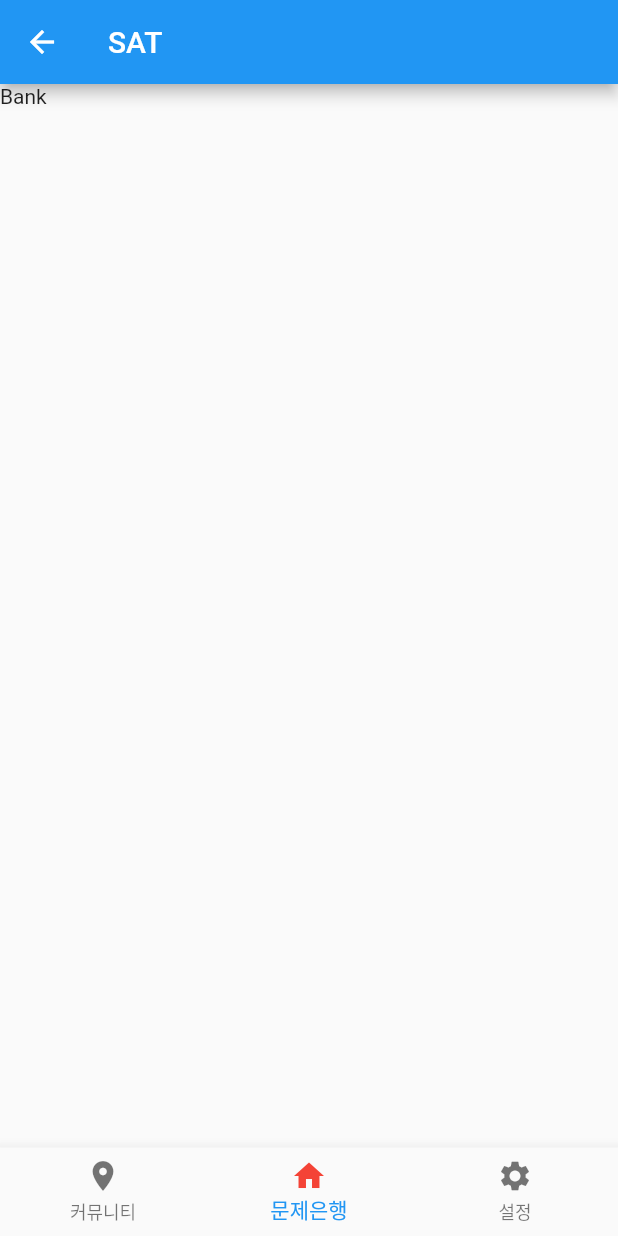
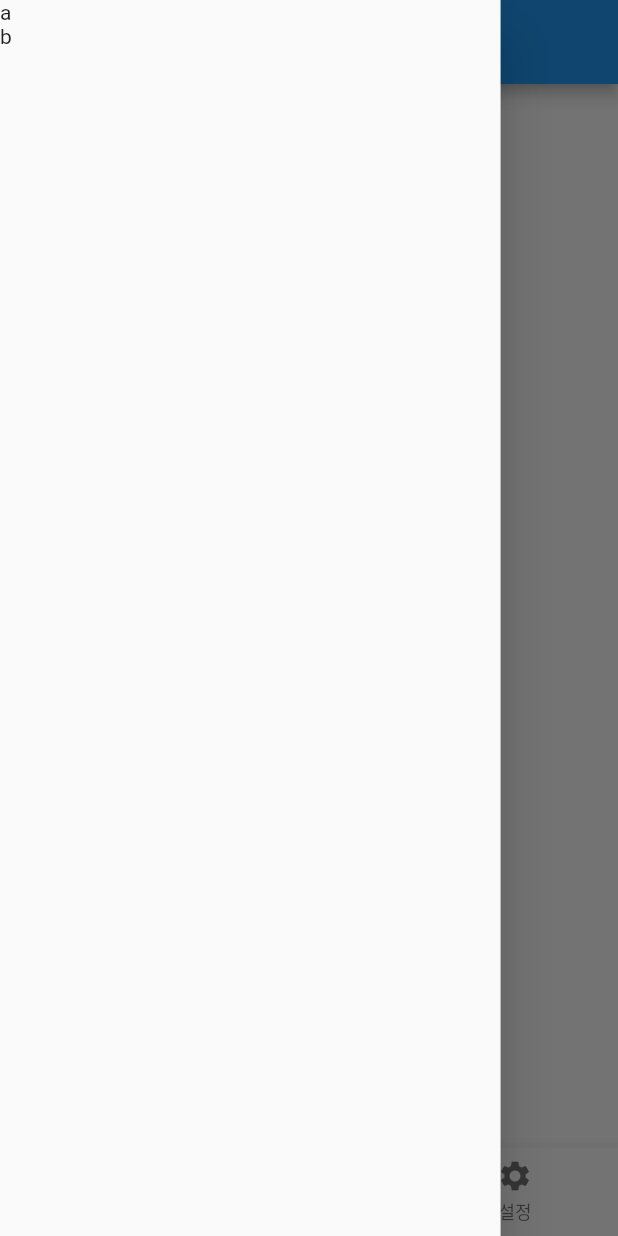
Before and after one commit to honv/SATPRO, a Flutter app: the HomePage screen opened directly, with the side drawer open (before the commit the screen has no drawer), on a phone screen of 412 x 824 dp. Run offline on Flutter 3.47's test engine with Material 2 defaults, Android fonts, the phone set to English and light mode, and no system bars.

Commit message:
[UPDATE] drawer 생성

```diff
--- a/lib/home.dart
+++ b/lib/home.dart
@@ -9,7 +9,10 @@ class HomePage extends StatefulWidget {
 
 class _HomeState extends State<HomePage> {
   int tabIdx = 1;
+  var phoneSize;
+
   Widget build(BuildContext context) {
+    phoneSize = MediaQuery.of(context).size;
     return Scaffold(
       appBar: AppBar(
         title: Text("SAT"),
@@ -38,6 +41,20 @@ class _HomeState extends State<HomePage> {
           ),
         ],
       ),
+      drawer: SizedBox(
+        width: phoneSize.width * .81,
+        child: Drawer(
+          child: Container(
+            height: double.maxFinite,
+            child: ListView(
+              children: <Widget>[
+                Text("a"),
+                Text("b"),
+              ],
+            ),
+          ),
+        ),
+      ),
     );
   }
 
```
